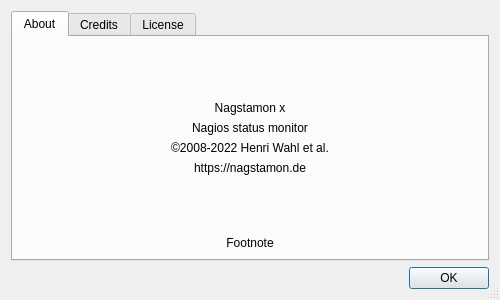
Old version of the form Nagstamon/resources/qui/dialog_about.ui in the repository HenriWahl/Nagstamon.
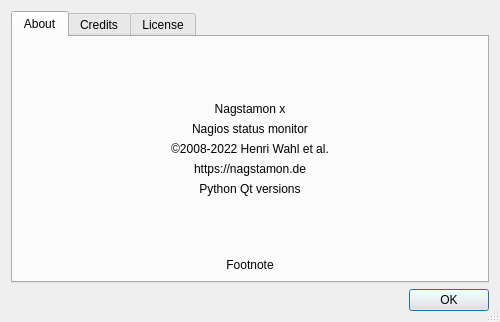
New version of the form.

Commit message: qt version about dialog

```diff
--- a/Nagstamon/resources/qui/dialog_about.ui
+++ b/Nagstamon/resources/qui/dialog_about.ui
@@ -7,7 +7,7 @@
     <x>0</x>
     <y>0</y>
     <width>500</width>
-    <height>300</height>
+    <height>322</height>
    </rect>
   </property>
   <property name="sizePolicy">
@@ -92,6 +92,16 @@
          </property>
         </widget>
        </item>
+       <item>
+        <widget class="QLabel" name="label_versions">
+         <property name="text">
+          <string>Python Qt versions</string>
+         </property>
+         <property name="alignment">
+          <set>Qt::AlignCenter</set>
+         </property>
+        </widget>
+       </item>
        <item>
         <spacer name="verticalSpacer">
          <property name="orientation">
```
The commit also changes 2 other files.
